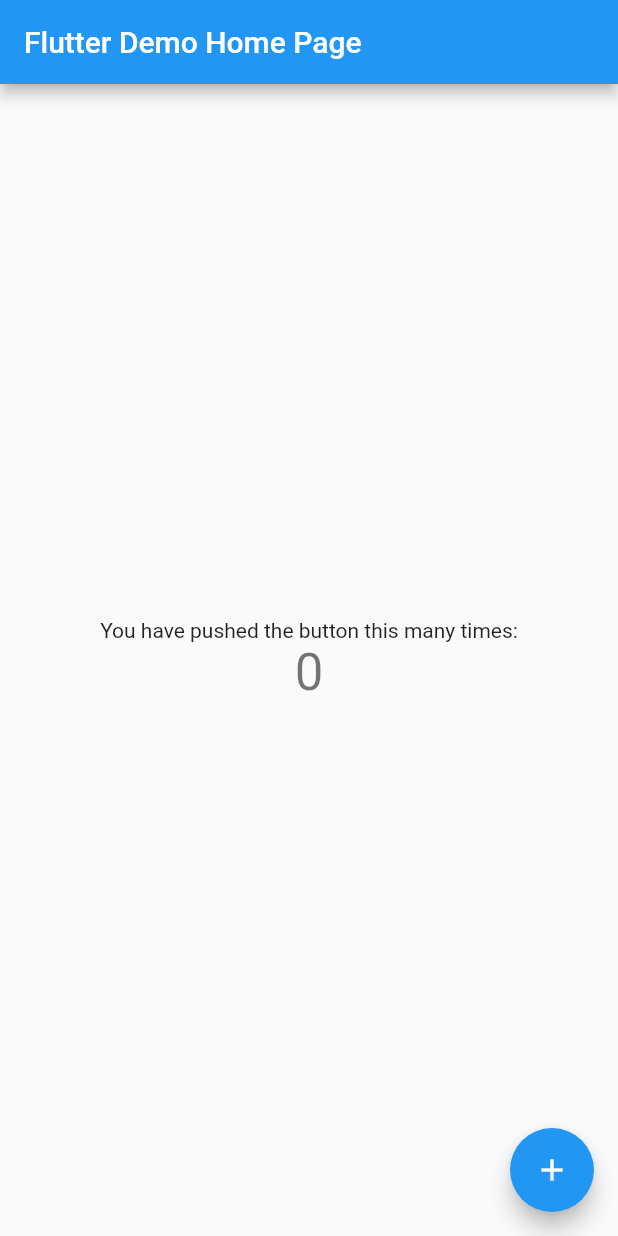
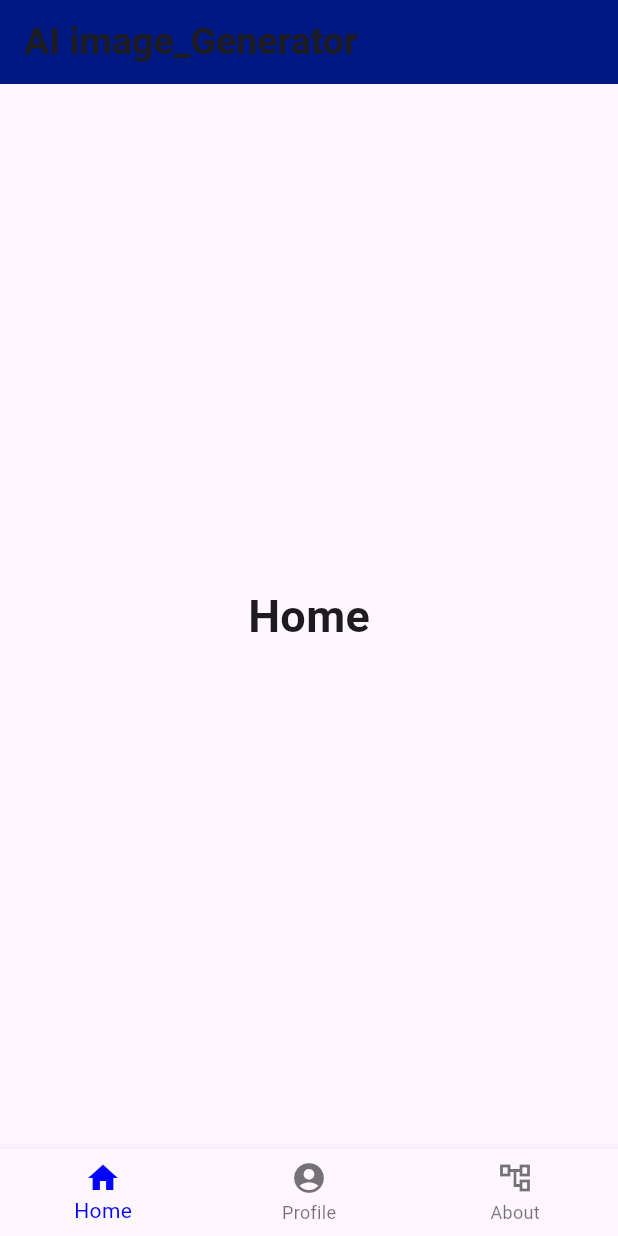
Before and after one commit to msulemanjaved82/imgai5m223, a Flutter app: the screen it shows after launch, on a phone screen of 412 x 824 dp. Run offline on Flutter 3.47's test engine with Material 2 defaults, Android fonts, the phone set to English and light mode, and no system bars.

Commit message:
Some draft design to work on

```diff
--- a/imgai/lib/main.dart
+++ b/imgai/lib/main.dart
@@ -1,4 +1,5 @@
 import 'package:flutter/material.dart';
+import 'package:imgai/splashscreen.dart';
 
 void main() {
   runApp(const MyApp());
@@ -11,105 +12,83 @@
   @override
   Widget build(BuildContext context) {
     return MaterialApp(
-      title: 'Flutter Demo',
+      debugShowCheckedModeBanner: false,
+      title: 'AI image_Generator',
       theme: ThemeData(
-        // This is the theme of your application.
-        //
-        // Try running your application with "flutter run". You'll see the
-        // application has a blue toolbar. Then, without quitting the app, try
-        // changing the primarySwatch below to Colors.green and then invoke
-        // "hot reload" (press "r" in the console where you ran "flutter run",
-        // or simply save your changes to "hot reload" in a Flutter IDE).
-        // Notice that the counter didn't reset back to zero; the application
-        // is not restarted.
-        primarySwatch: Colors.blue,
+        colorScheme: ColorScheme.fromSeed(seedColor: Colors.deepPurple),
+        useMaterial3: true,
       ),
-      home: const MyHomePage(title: 'Flutter Demo Home Page'),
+      home: const SplashScreen(),
     );
   }
 }
 
-class MyHomePage extends StatefulWidget {
-  const MyHomePage({super.key, required this.title});
-
-  // This widget is the home page of your application. It is stateful, meaning
-  // that it has a State object (defined below) that contains fields that affect
-  // how it looks.
-
-  // This class is the configuration for the state. It holds the values (in this
-  // case the title) provided by the parent (in this case the App widget) and
-  // used by the build method of the State. Fields in a Widget subclass are
-  // always marked "final".
-
-  final String title;
+class BottomNavigationBarExample extends StatefulWidget {
+  const BottomNavigationBarExample({super.key});
 
   @override
-  State<MyHomePage> createState() => _MyHomePageState();
+  State<BottomNavigationBarExample> createState() =>
+      _BottomNavigationBarExampleState();
 }
 
-class _MyHomePageState extends State<MyHomePage> {
-  int _counter = 0;
+class _BottomNavigationBarExampleState
+    extends State<BottomNavigationBarExample> {
+  int _selectedIndex = 0;
+  static const TextStyle optionStyle =
+      TextStyle(fontSize: 30, fontWeight: FontWeight.bold);
+  static const List<Widget> _widgetOptions = <Widget>[
+    Text(
+      'Home',
+      style: optionStyle,
+    ),
+    Text(
+      'Profile',
+      style: optionStyle,
+    ),
+    Text(
+      'About Us',
+      style: optionStyle,
+    ),
+  ];
 
-  void _incrementCounter() {
+  void _onItemTapped(int index) {
     setState(() {
-      // This call to setState tells the Flutter framework that something has
-      // changed in this State, which causes it to rerun the build method below
-      // so that the display can reflect the updated values. If we changed
-      // _counter without calling setState(), then the build method would not be
-      // called again, and so nothing would appear to happen.
-      _counter++;
+      _selectedIndex = index;
     });
   }
 
   @override
   Widget build(BuildContext context) {
-    // This method is rerun every time setState is called, for instance as done
-    // by the _incrementCounter method above.
-    //
-    // The Flutter framework has been optimized to make rerunning build methods
-    // fast, so that you can just rebuild anything that needs updating rather
-    // than having to individually change instances of widgets.
     return Scaffold(
       appBar: AppBar(
-        // Here we take the value from the MyHomePage object that was created by
-        // the App.build method, and use it to set our appbar title.
-        title: Text(widget.title),
+        backgroundColor: Color.fromARGB(255, 0, 24, 129),
+        title: const Text(
+          'AI image_Generator',
+          style: TextStyle(fontSize: 25, fontWeight: FontWeight.bold),
+        ),
       ),
       body: Center(
-        // Center is a layout widget. It takes a single child and positions it
-        // in the middle of the parent.
-        child: Column(
-          // Column is also a layout widget. It takes a list of children and
-          // arranges them vertically. By default, it sizes itself to fit its
-          // children horizontally, and tries to be as tall as its parent.
-          //
-          // Invoke "debug painting" (press "p" in the console, choose the
-          // "Toggle Debug Paint" action from the Flutter Inspector in Android
-          // Studio, or the "Toggle Debug Paint" command in Visual Studio Code)
-          // to see the wireframe for each widget.
-          //
-          // Column has various properties to control how it sizes itself and
-          // how it positions its children. Here we use mainAxisAlignment to
-          // center the children vertically; the main axis here is the vertical
-          // axis because Columns are vertical (the cross axis would be
-          // horizontal).
-          mainAxisAlignment: MainAxisAlignment.center,
-          children: <Widget>[
-            const Text(
-              'You have pushed the button this many times:',
-            ),
-            Text(
-              '$_counter',
-              style: Theme.of(context).textTheme.headline4,
-            ),
-          ],
-        ),
+        child: _widgetOptions.elementAt(_selectedIndex),
       ),
-      floatingActionButton: FloatingActionButton(
-        onPressed: _incrementCounter,
-        tooltip: 'Increment',
-        child: const Icon(Icons.add),
-      ), // This trailing comma makes auto-formatting nicer for build methods.
+      bottomNavigationBar: BottomNavigationBar(
+        items: const <BottomNavigationBarItem>[
+          BottomNavigationBarItem(
+            icon: Icon(Icons.home),
+            label: 'Home',
+          ),
+          BottomNavigationBarItem(
+            icon: Icon(Icons.account_circle_rounded),
+            label: 'Profile',
+          ),
+          BottomNavigationBarItem(
+            icon: Icon(Icons.account_tree_outlined),
+            label: 'About',
+          ),
+        ],
+        currentIndex: _selectedIndex,
+        selectedItemColor: Color.fromARGB(255, 0, 4, 255),
+        onTap: _onItemTapped,
+      ),
     );
   }
 }
```
Also changed, not shown: imgai/lib/splashscreen.dart (added, +57 -0 lines), imgai/flutter_01.png (added).
